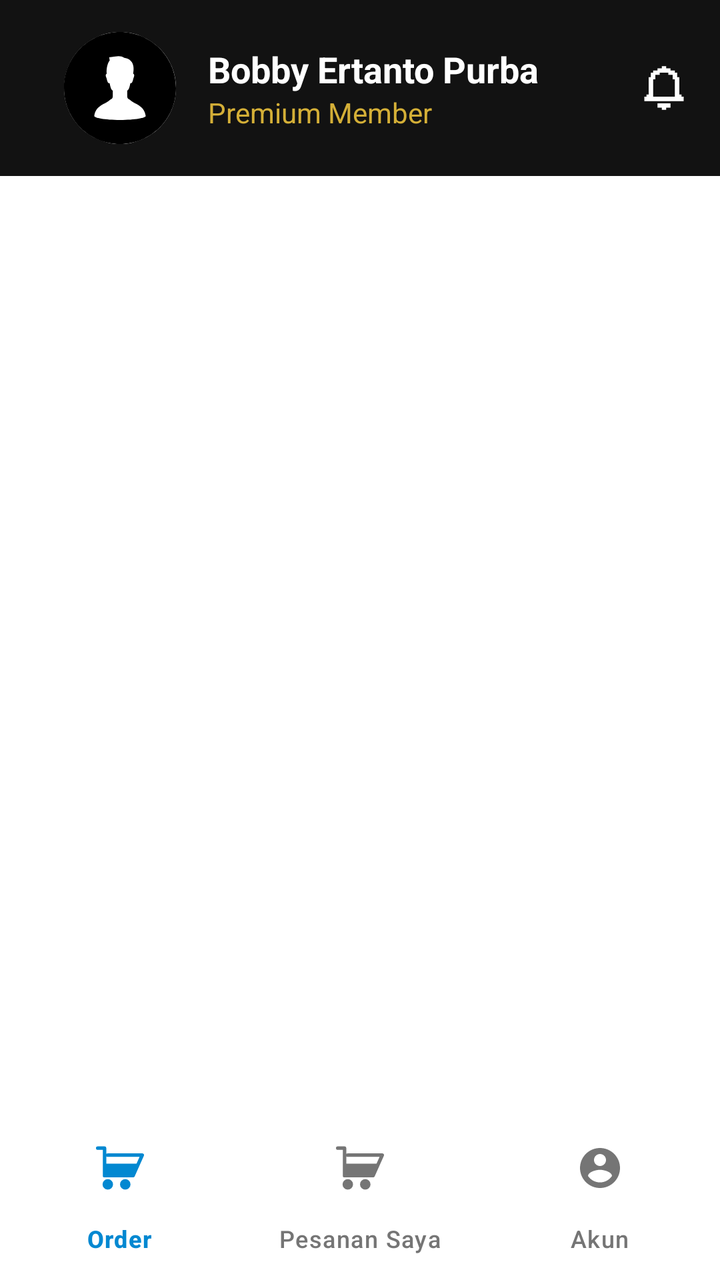
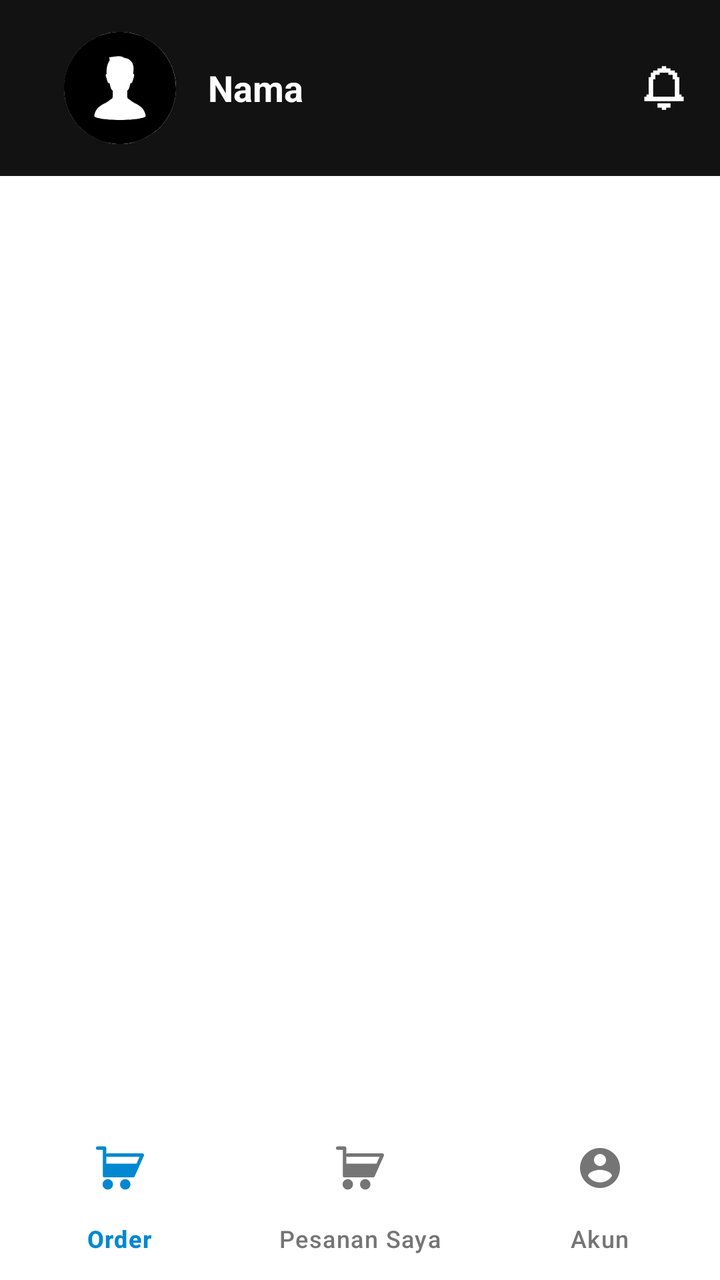

The first picture is an Android layout as it rendered before a commit; the second is the same layout after the commit. The layout source and the unified diff follow.
<!-- AndroidManifest.xml: application theme Theme.UnseraHotel -->
<!-- res/layout/activity_main.xml -->
<?xml version="1.0" encoding="utf-8"?>
<androidx.constraintlayout.widget.ConstraintLayout
    xmlns:android="http://schemas.android.com/apk/res/android"
    xmlns:app="http://schemas.android.com/apk/res-auto"
    android:id="@+id/main"
    android:layout_width="match_parent"
    android:layout_height="match_parent"
    android:background="#FFFFFF"
    android:fitsSystemWindows="true">

    
    <androidx.appcompat.widget.Toolbar
        android:id="@+id/toolbar"
        android:layout_width="0dp"
        android:layout_height="wrap_content"
        android:background="#121212"
        android:minHeight="72dp"
        app:layout_constraintTop_toTopOf="parent"
        app:layout_constraintStart_toStartOf="parent"
        app:layout_constraintEnd_toEndOf="parent">

        <LinearLayout
            android:layout_width="match_parent"
            android:layout_height="wrap_content"
            android:padding="16dp"
            android:gravity="center_vertical"
            android:orientation="horizontal">

            <ImageView
                android:layout_width="56dp"
                android:layout_height="56dp"
                android:src="@drawable/ic_person_placeholder"
                android:background="@drawable/circle_background"
                android:scaleType="centerCrop"/>

            <LinearLayout
                android:layout_width="0dp"
                android:layout_height="wrap_content"
                android:layout_weight="1"
                android:orientation="vertical"
                android:layout_marginStart="16dp">

                <TextView
                    android:layout_width="wrap_content"
                    android:layout_height="wrap_content"
                    android:text="Bobby Ertanto Purba"
                    android:textColor="#FFFFFF"
                    android:textStyle="bold"
                    android:textSize="18sp"/>

                <TextView
                    android:layout_width="wrap_content"
                    android:layout_height="wrap_content"
                    android:text="Premium Member"
                    android:textColor="#D4AF37"
                    android:textSize="14sp"/>
            </LinearLayout>

            <ImageView
                android:layout_width="24dp"
                android:layout_height="24dp"
                android:src="@drawable/ic_notifications"
                app:tint="#FFFFFF"/>
        </LinearLayout>
    </androidx.appcompat.widget.Toolbar>

    
    <androidx.core.widget.NestedScrollView
        android:id="@+id/scroll"
        android:layout_width="0dp"
        android:layout_height="0dp"
        android:fillViewport="true"
        app:layout_constraintTop_toBottomOf="@id/toolbar"
        app:layout_constraintBottom_toTopOf="@id/bottom_navigation"
        app:layout_constraintStart_toStartOf="parent"
        app:layout_constraintEnd_toEndOf="parent">

        <FrameLayout
            android:id="@+id/frame"
            android:layout_width="match_parent"
            android:layout_height="wrap_content"/>
    </androidx.core.widget.NestedScrollView>

    
    <com.google.android.material.bottomnavigation.BottomNavigationView
        android:id="@+id/bottom_navigation"
        android:layout_width="0dp"
        android:layout_height="wrap_content"
        android:background="#FFFFFF"
        app:menu="@menu/bottom_nav_menu"
        app:itemIconTint="@color/bottom_nav_selector"
        app:itemTextColor="@color/bottom_nav_selector"
        app:layout_constraintBottom_toBottomOf="parent"
        app:layout_constraintStart_toStartOf="parent"
        app:layout_constraintEnd_toEndOf="parent"/>

</androidx.constraintlayout.widget.ConstraintLayout>
<!-- resources referenced by this layout -->
<resources>
  <!-- drawable circle_background (drawable) -->
  <?xml version="1.0" encoding="utf-8"?>
  <shape xmlns:android="http://schemas.android.com/apk/res/android">
      <solid android:color="#FFFFFF" />
      <size android:width="56dp" android:height="56dp" />
      <corners android:radius="28dp" />
  </shape>
  <!-- drawable ic_notifications (drawable) -->
  <vector xmlns:android="http://schemas.android.com/apk/res/android"
      android:width="800dp"
      android:height="800dp"
      android:viewportWidth="22"
      android:viewportHeight="22">
    <path
        android:pathData="M12,20V21H10V20H8V18H14V20H12M2,15H3V14H4V6H5V4H6V3H8V2H10V1H12V2H14V3H16V4H17V6H18V14H19V15H20V17H2V15M6,15H16V7H15V5H13V4H9V5H7V7H6V15Z"
        android:fillColor="#000000"/>
  </vector>
  <!-- drawable ic_person_placeholder (drawable) -->
  <vector xmlns:android="http://schemas.android.com/apk/res/android"
      android:width="800dp"
      android:height="800dp"
      android:viewportWidth="512"
      android:viewportHeight="512">
    <path
        android:pathData="M256,0C114.61,0 0,114.62 0,256C0,397.38 114.61,512 256,512c141.39,0 256,-114.62 256,-256C512,114.62 397.39,0 256,0zM256,401.91c-69.25,-0.03 -118.72,-9.44 -117.56,-18.06c6.29,-47.11 44.28,-51.64 68.4,-70.94c10.83,-8.67 16.1,-6.5 16.1,-20.94c0,-5.05 0,-14.45 0,-23.11c-6.5,-7.22 -8.87,-6.32 -14.37,-34.66c-11.11,0 -10.4,-14.45 -15.64,-27.25c-4.09,-9.98 -0.99,-14.29 2.44,-16.17c-1.85,-9.87 -0.68,-43.01 13.53,-60.26l-2.24,-15.65c0,0 4.47,1.12 15.65,-1.12c11.18,-2.23 38,-8.93 53.65,4.48c37.56,5.52 47.53,36.37 40.2,72.33c3.6,1.73 7.18,5.96 2.9,16.39c-5.24,12.81 -4.52,27.25 -15.63,27.25c-5.5,28.35 -7.86,27.44 -14.37,34.66c0,8.67 0,18.06 0,23.11c0,14.44 5.26,12.28 16.09,20.94c24.13,19.3 62.11,23.83 68.41,70.94C374.71,392.47 325.25,401.88 256,401.91z"
        android:fillColor="#000000"/>
  </vector>
  <style name="Theme.UnseraHotel" parent="Base.Theme.UnseraHotel" />
  <style name="Base.Theme.UnseraHotel" parent="Theme.Material3.DayNight.NoActionBar">
          
          
      </style>
</resources>

<!-- the commit's change to res/layout/activity_main.xml (unified diff, before → after) -->
@@ -43,17 +43,11 @@
                 <TextView
                     android:layout_width="wrap_content"
                     android:layout_height="wrap_content"
-                    android:text="Bobby Ertanto Purba"
+                    android:text="Nama"
                     android:textColor="#FFFFFF"
                     android:textStyle="bold"
+                    android:id="@+id/namaUser"
                     android:textSize="18sp"/>
-
-                <TextView
-                    android:layout_width="wrap_content"
-                    android:layout_height="wrap_content"
-                    android:text="Premium Member"
-                    android:textColor="#D4AF37"
-                    android:textSize="14sp"/>
             </LinearLayout>
 
             <ImageView
